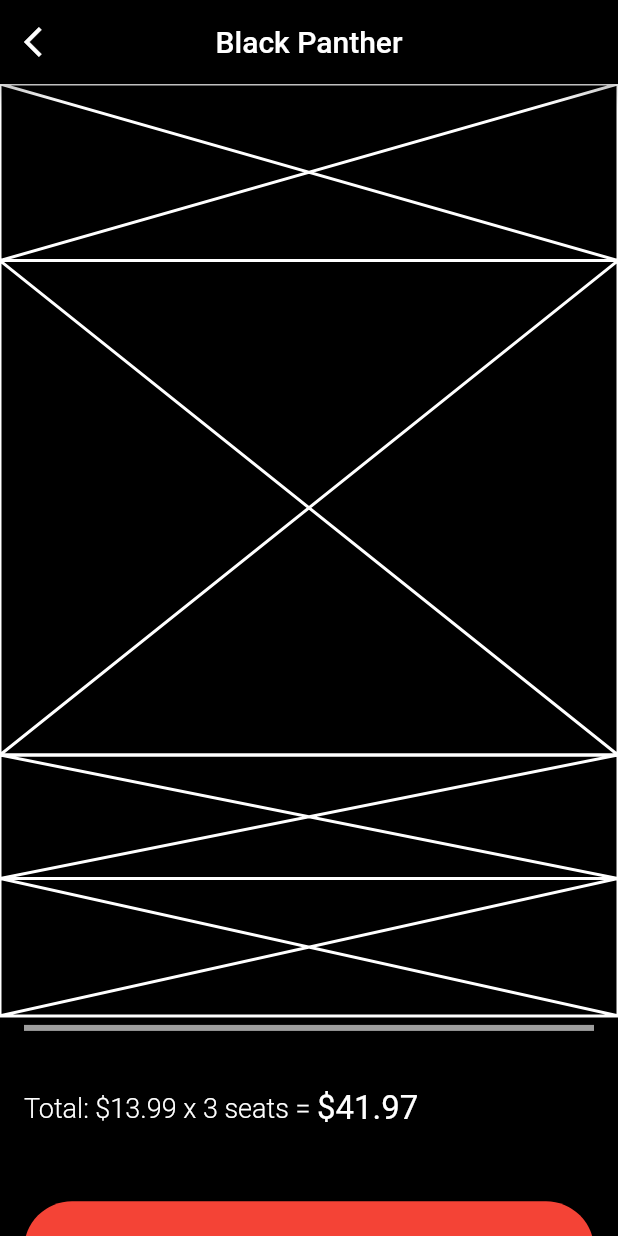
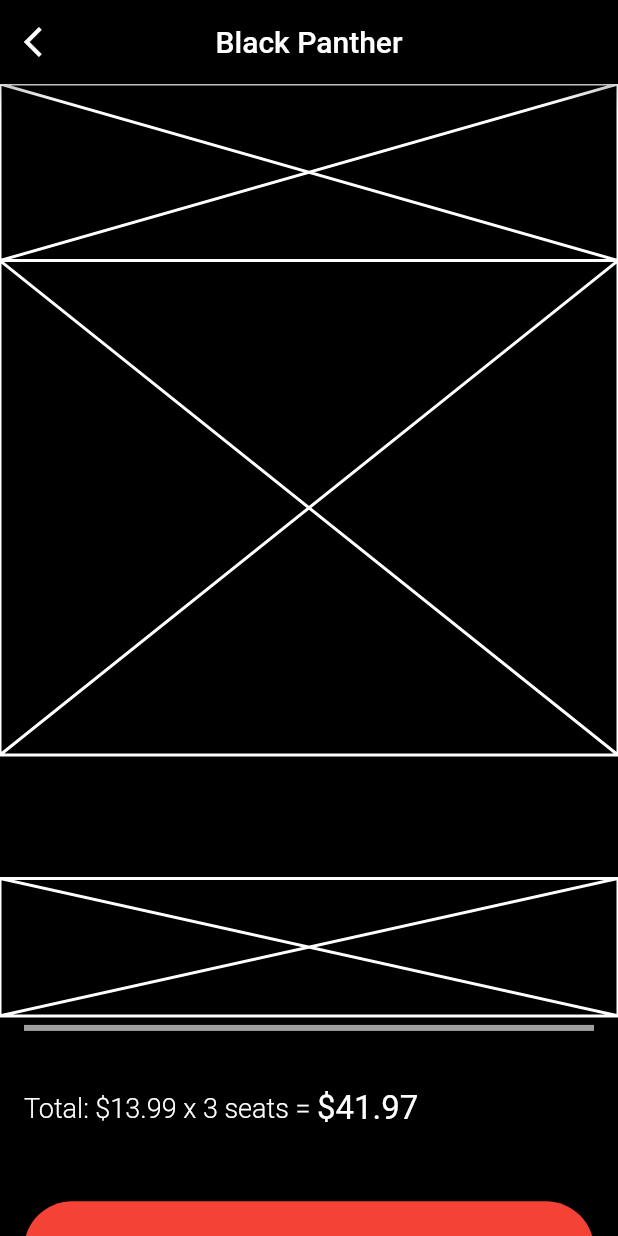
Before and after one commit to JAICHANGPARK/flutter_notebook_8th_story, a Flutter app: the screen it shows after launch, on a phone screen of 412 x 824 dp. Run offline on Flutter 3.47's test engine with Material 2 defaults, Android fonts, the phone set to English and light mode, and no system bars; our stand-ins replace badges, flutter_hooks, google_fonts, hooks_riverpod, state_notifier.

Commit message:
Update cinema_app.dart

```diff
--- a/lib/ep574_cinema_app/cinema_app.dart
+++ b/lib/ep574_cinema_app/cinema_app.dart
@@ -48,8 +48,10 @@ class _ReservePageState extends State<ReservePage> {
             ),
             Container(
               height: MediaQuery.of(context).size.height / 10,
-              child: Placeholder(
-                color: Colors.white,
+              child: Row(
+                children: [
+
+                ],
               ),
             ),
             Container(
```
